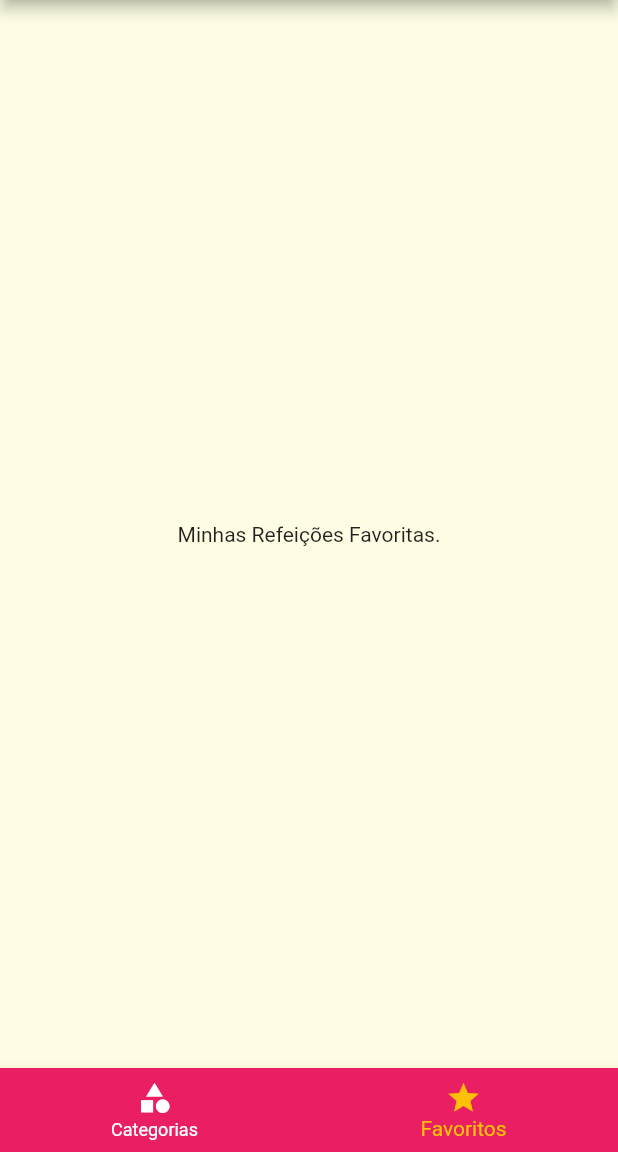
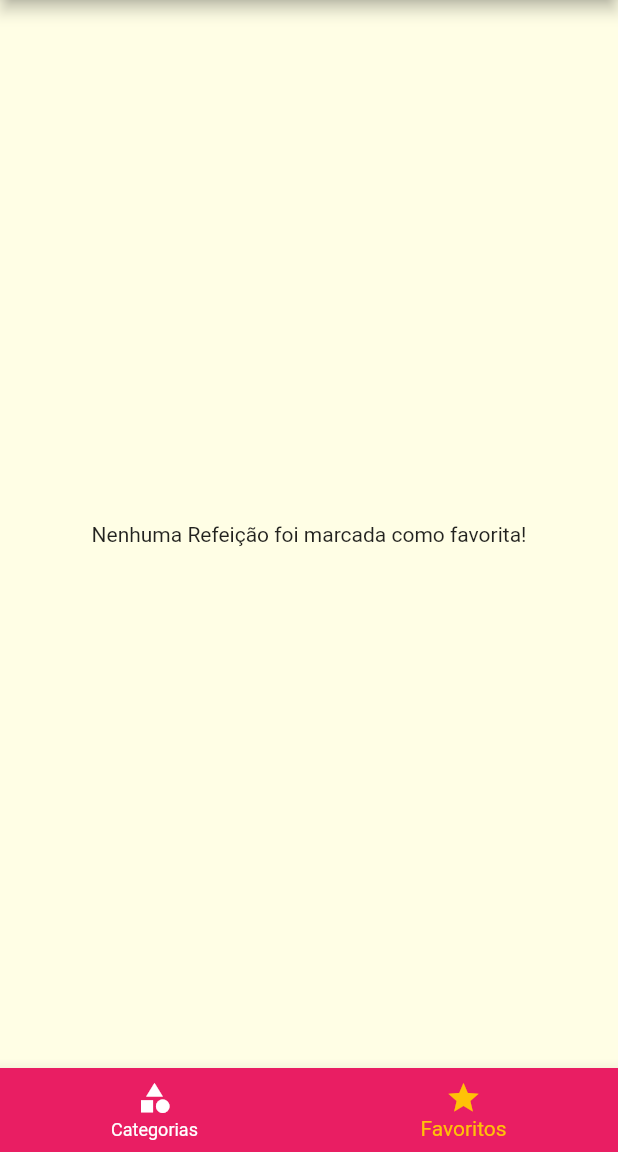
Before and after one commit to Luccasoli/meals_flutter, a Flutter app: the screen it shows after launch, item 2 of the bottom bar chosen, on a phone screen of 412 x 824 dp, the part 84-1236 px from its top. Run offline on Flutter 3.47's test engine with Material 2 defaults, Android fonts, the phone set to English and light mode, and no system bars; our stand-ins replace get.

Commit message:
starting with favorite implementation

```diff
--- a/lib/main.dart
+++ b/lib/main.dart
@@ -1,4 +1,5 @@
 import 'package:flutter/material.dart';
+import 'package:get/get.dart';
 import 'package:meals_flutter/data/dummy_data.dart';
 import 'package:meals_flutter/models/meal.dart';
 import 'package:meals_flutter/models/settings.dart';
@@ -19,6 +20,7 @@ class MyApp extends StatefulWidget {
 class _MyAppState extends State<MyApp> {
   Settings settings = Settings();
   List<Meal> _availableMeals = DUMMY_MEALS;
+  List<Meal> _favoriteMeals = [];
 
   void _filterMeals(Settings settings) {
     setState(() {
@@ -38,9 +40,28 @@ class _MyAppState extends State<MyApp> {
     });
   }
 
+  void _toggleFavorite(Meal meal) {
+    var message = '';
+    setState(() {
+      if (_favoriteMeals.contains(meal)) {
+        _favoriteMeals.remove(meal);
+        message = 'Refeição removida dos favoritos!';
+      } else {
+        _favoriteMeals.add(meal);
+        message = 'Refeição adicionada dos favoritos!';
+      }
+      GetBar(
+        message: message,
+        duration: Duration(milliseconds: 2000),
+        isDismissible: true,
+      ).show();
+    });
+  }
+
   @override
   Widget build(BuildContext context) {
     return MaterialApp(
+        navigatorKey: Get.key,
         title: 'DeliMeals',
         theme: ThemeData(
           primarySwatch: Colors.pink,
@@ -55,17 +76,12 @@ class _MyAppState extends State<MyApp> {
               ),
         ),
         routes: {
-        Routes.HOME: (context) => TabsScreen(),
+          Routes.HOME: (context) => TabsScreen(this._favoriteMeals),
           Routes.CATEGORIES_MEALS: (context) =>
               CategoriesMealsScreen(_availableMeals),
-        Routes.MEAL_DETAILS: (context) => MealDetailsScreen(),
+          Routes.MEAL_DETAILS: (context) =>
+              MealDetailsScreen(this._toggleFavorite),
           Routes.SETTINGS: (context) => SettingsScreen(_filterMeals, settings),
-      },
-      onUnknownRoute: (settings) {
-        return MaterialPageRoute(
-          builder: (_) => CategoriesScreen(),
-        );
-      },
-    );
+        });
   }
 }
--- a/lib/screens/favorite_screen.dart
+++ b/lib/screens/favorite_screen.dart
@@ -1,12 +1,24 @@
 import 'package:flutter/material.dart';
+import 'package:meals_flutter/components/meal_item.dart';
+import 'package:meals_flutter/models/meal.dart';
 
 class FavoriteScreen extends StatelessWidget {
+  final List<Meal> favoriteMeals;
+
+  const FavoriteScreen(this.favoriteMeals);
+
   @override
   Widget build(BuildContext context) {
-    return Center(
-      child: Container(
-        child: Text('Minhas Refeições Favoritas.'),
-      ),
+    if (favoriteMeals.isEmpty) {
+      return Center(
+        child: Text('Nenhuma Refeição foi marcada como favorita!'),
+      );
+    }
+    return ListView.builder(
+      itemCount: favoriteMeals.length,
+      itemBuilder: (context, index) {
+        return MealItem(favoriteMeals[index]);
+      },
     );
   }
 }
--- a/lib/screens/tabs_screen.dart
+++ b/lib/screens/tabs_screen.dart
@@ -1,19 +1,30 @@
 import 'package:flutter/material.dart';
 import 'package:meals_flutter/components/main_drawer.dart';
+import 'package:meals_flutter/models/meal.dart';
 import 'package:meals_flutter/screens/categories_screen.dart';
 import 'package:meals_flutter/screens/favorite_screen.dart';
 
 class TabsScreen extends StatefulWidget {
+  final List<Meal> favoriteMeals;
+
+  const TabsScreen(this.favoriteMeals);
+
   @override
   _TabsScreenState createState() => _TabsScreenState();
 }
 
 class _TabsScreenState extends State<TabsScreen> {
   int _selectedScreenIndex = 0;
-  final List<Map<String, dynamic>> _screens = [
-    {'title': 'Categorias', 'screen': CategoriesScreen()},
-    {'title': 'Favoritos', 'screen': FavoriteScreen()},
-  ];
+  List<Map<String, dynamic>> _screens;
+
+  @override
+  void initState() {
+    super.initState();
+    this._screens = [
+      {'title': 'Categorias', 'screen': CategoriesScreen()},
+      {'title': 'Favoritos', 'screen': FavoriteScreen(widget.favoriteMeals)},
+    ];
+  }
 
   void _selectScreen(int index) {
     setState(() {
--- a/pubspec.yaml
+++ b/pubspec.yaml
@@ -19,6 +19,7 @@ environment:
 dependencies:
   flutter:
     sdk: flutter
+  get: ^1.17.2
 
   # The following adds the Cupertino Icons font to your application.
   # Use with the CupertinoIcons class for iOS style icons.
```
Also changed, not shown: lib/screens/meal_details_screen.dart (+7 -1 lines), pubspec.lock. Lines whose indentation alone changed are shown as unchanged.
